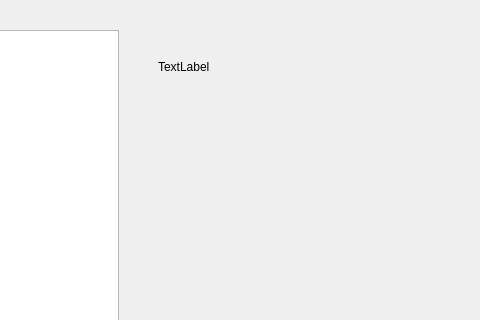
agudmund/util, file tray/testui.ui: the form before one commit; both pictures show x 132 to 612 and y 0 to 320 of the 781 by 505 pixel window.
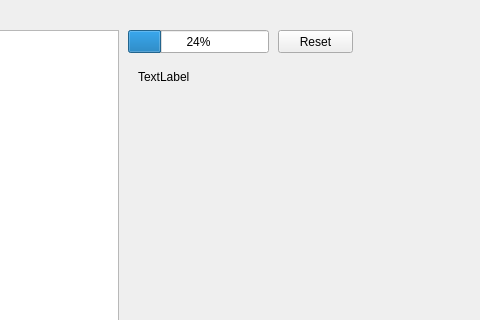
The form after the commit.

The edit to the form file:
```diff
--- a/tray/testui.ui
+++ b/tray/testui.ui
@@ -40,8 +40,8 @@
    <widget class="QLabel" name="labelTest">
     <property name="geometry">
      <rect>
-      <x>290</x>
-      <y>60</y>
+      <x>270</x>
+      <y>70</y>
       <width>441</width>
       <height>301</height>
      </rect>
@@ -53,6 +53,32 @@
      <set>Qt::AlignLeading|Qt::AlignLeft|Qt::AlignTop</set>
     </property>
    </widget>
+   <widget class="QProgressBar" name="progress">
+    <property name="geometry">
+     <rect>
+      <x>260</x>
+      <y>30</y>
+      <width>141</width>
+      <height>23</height>
+     </rect>
+    </property>
+    <property name="value">
+     <number>24</number>
+    </property>
+   </widget>
+   <widget class="QPushButton" name="resetProgress">
+    <property name="geometry">
+     <rect>
+      <x>410</x>
+      <y>30</y>
+      <width>75</width>
+      <height>23</height>
+     </rect>
+    </property>
+    <property name="text">
+     <string>Reset</string>
+    </property>
+   </widget>
   </widget>
   <widget class="QMenuBar" name="menubar">
    <property name="geometry">
```
